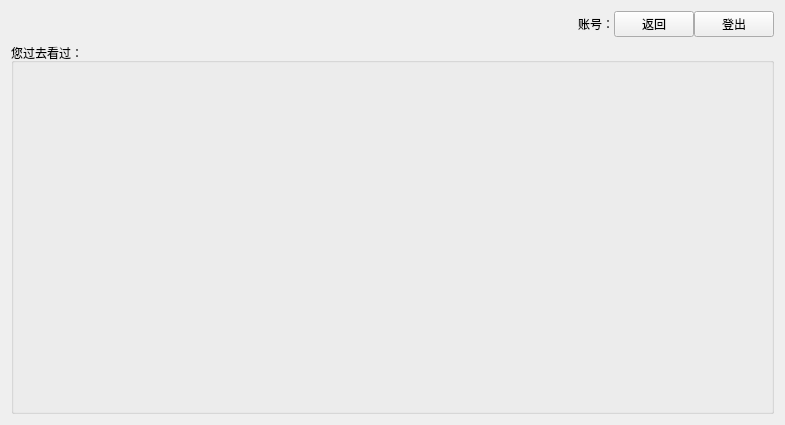
Old version of the form ui/footprint.ui in the repository foxlora/MovieRecSys.
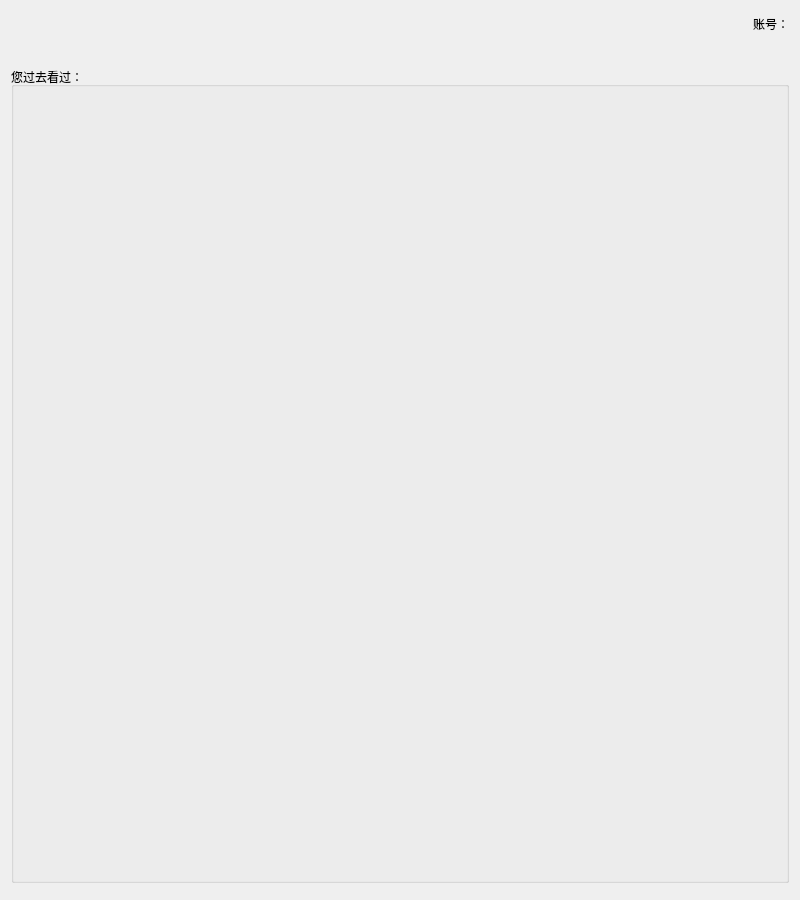
New version of the form. Custom widgets are drawn as their Qt base class.

```diff
--- a/ui/footprint.ui
+++ b/ui/footprint.ui
@@ -6,14 +6,23 @@
    <rect>
     <x>0</x>
     <y>0</y>
-    <width>785</width>
-    <height>425</height>
+    <width>800</width>
+    <height>900</height>
    </rect>
   </property>
   <property name="windowTitle">
    <string>Form</string>
   </property>
   <layout class="QVBoxLayout" name="verticalLayout" stretch="0,1">
+   <property name="spacing">
+    <number>33</number>
+   </property>
+   <property name="topMargin">
+    <number>14</number>
+   </property>
+   <property name="bottomMargin">
+    <number>17</number>
+   </property>
    <item>
     <layout class="QHBoxLayout" name="horizontalLayout_2">
      <property name="spacing">
@@ -51,24 +60,19 @@
        </property>
       </widget>
      </item>
-     <item alignment="Qt::AlignRight">
-      <widget class="QPushButton" name="pushButton_3">
-       <property name="text">
-        <string>返回</string>
-       </property>
-      </widget>
-     </item>
-     <item alignment="Qt::AlignRight">
-      <widget class="QPushButton" name="pushButton_2">
-       <property name="text">
-        <string>登出</string>
-       </property>
-      </widget>
-     </item>
     </layout>
    </item>
    <item>
-    <widget class="QGroupBox" name="groupBox">
+    <widget class="QMyMovieGroupBox" name="footPrintBox">
+     <property name="enabled">
+      <bool>true</bool>
+     </property>
+     <property name="sizePolicy">
+      <sizepolicy hsizetype="Preferred" vsizetype="Preferred">
+       <horstretch>5</horstretch>
+       <verstretch>0</verstretch>
+      </sizepolicy>
+     </property>
      <property name="title">
       <string>您过去看过：</string>
      </property>
@@ -76,6 +80,14 @@
    </item>
   </layout>
  </widget>
+ <customwidgets>
+  <customwidget>
+   <class>QMyMovieGroupBox</class>
+   <extends>QGroupBox</extends>
+   <header>QMyMovieGroupBox</header>
+   <container>1</container>
+  </customwidget>
+ </customwidgets>
  <resources/>
  <connections/>
 </ui>
```
Left out of the diff: 8 changed lines with no effect on the pictures.
